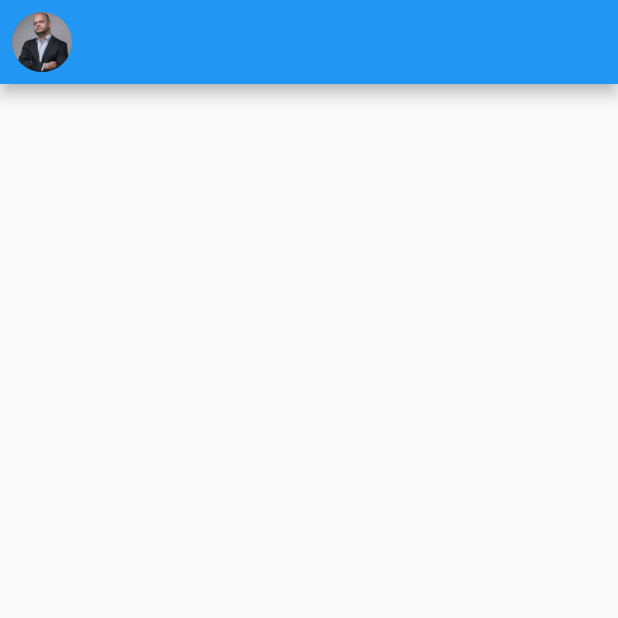
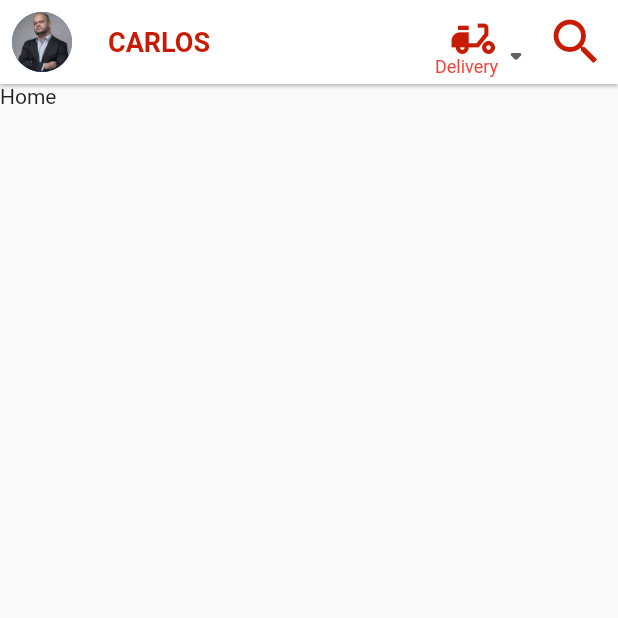
Before and after one commit to CarlosMeyer2021/app_habibs_clone, a Flutter app: the screen it shows after launch, on a phone screen of 412 x 824 dp, the top half of it. Run offline on Flutter 3.47's test engine with Material 2 defaults, Android fonts, the phone set to English and light mode, and no system bars.

Commit message:
App_habibs_clone_v0.0.1

```diff
--- a/lib/main.dart
+++ b/lib/main.dart
@@ -1,27 +1,159 @@
 import 'package:flutter/material.dart';
+
+import 'pages/home.dart';
 
 void main() {
   runApp(const MyApp());
 }
 
-class MyApp extends StatelessWidget {
+class MyApp extends StatefulWidget {
   const MyApp({super.key});
 
-  // This widget is the root of your application.
+  @override
+  State<MyApp> createState() => _MyAppState();
+}
+
+List nomeUsuario = ['Carlos'];
+//List labelEntrega = ['delivery', 'retira', 'vaga'];
+String? escolherEntrega = 'Delivery';
+//final
+
+class _MyAppState extends State<MyApp> {
   @override
   Widget build(BuildContext context) => MaterialApp(
+        debugShowCheckedModeBanner: false,
         home: Scaffold(
           appBar: AppBar(
+            elevation: 1,
+            backgroundColor: Colors.white,
             leading: IconButton(
               onPressed: () {},
-            icon: Container(width: 40,
+              icon: Container(
+                width: 40,
                 height: 40,
                 decoration: const BoxDecoration(shape: BoxShape.circle),
                 child: const CircleAvatar(
                   backgroundImage: AssetImage('assets/images/eu.jpg'),
-                  ))),
                 ),
               ),
-
+            ),
+            title: const Text(
+              'CARLOS',
+              style: TextStyle(
+                  fontSize: 18,
+                  color: Color(0xFFC71B04),
+                  fontWeight: FontWeight.bold),
+            ),
+            actions: [
+              SizedBox(
+                height: 700,
+                child: Column(
+                  crossAxisAlignment: CrossAxisAlignment.start,
+                  mainAxisAlignment: MainAxisAlignment.start,
+                  children: [
+                    Expanded(
+                      flex: 1,
+                      child: IconButton(
+                        alignment: Alignment.topLeft,
+                        iconSize: 35,
+                        color: const Color(0xFFC71B04),
+                        onPressed: () {},
+                        icon: const Icon(Icons.delivery_dining),
+                      ),
+                    ),
+                    Expanded(
+                      flex: 2,
+                      child: Center(
+                        child: DropdownButton(
+                            onTap: () {
+                              showModalBottomSheet(
+                                  context: context,
+                                  builder: (context) {
+                                    return const SizedBox(
+                                      height: 200,
+                                      child: Text('showModalBottomSheet'),
+                                    );
+                                  });
+                            },
+                            icon: const Icon(Icons.arrow_drop_down_rounded),
+                            underline: const SizedBox(),
+                            alignment: Alignment.bottomCenter,
+                            items: <String>[
+                              'Delivery',
+                              'Retira',
+                              'Vaga'
+                            ].map<DropdownMenuItem<String>>((String myValue) {
+                              return DropdownMenuItem<String>(
+                                value: myValue,
+                                child: Text(
+                                  myValue,
+                                  style: const TextStyle(
+                                      fontSize: 12,
+                                      height: 3,
+                                      color: Colors.red),
+                                ),
+                              );
+                            }).toList(),
+                            value: escolherEntrega,
+                            onChanged: (valueIn) {
+                              setState(() {
+                                escolherEntrega = valueIn;
+                              });
+                            }),
+                      ),
+                    ),
+                  ],
+                ),
+              ),
+              IconButton(
+                iconSize: 40,
+                color: const Color(0xFFC71B04),
+                onPressed: () {},
+                icon: const Icon(Icons.search),
+              ),
+            ],
+          ),
+          body: const Home(),
+        ),
       );
 }
+
+void escolheSetorDeEntrega() {
+  if (escolherEntrega == 'Delivery') {
+    IconButton(
+      alignment: Alignment.topLeft,
+      iconSize: 40,
+      color: const Color(0xFFC71B04),
+      onPressed: () {},
+      icon: const Icon(Icons.delivery_dining),
+    );
+  } else if (escolherEntrega == 'Retira') {
+    IconButton(
+      alignment: Alignment.topLeft,
+      iconSize: 40,
+      color: const Color(0xFFC71B04),
+      onPressed: () {},
+      icon: const Icon(Icons.cabin),
+    );
+  }
+  if (escolherEntrega == 'Vaga') {
+    IconButton(
+      alignment: Alignment.topLeft,
+      iconSize: 40,
+      color: const Color(0xFFC71B04),
+      onPressed: () {},
+      icon: const Icon(Icons.drive_eta),
+    );
+  }
+}
+
+// void escolheSetorDeEntrega() {
+//   String retorno;
+//   if (labelEntrega[0]) {
+//     retorno = 'delivery';
+//   } else if (labelEntrega[1]) {
+//     retorno = 'retira';
+//   } else if (labelEntrega[2]) {
+//     retorno = 'vaga';
+//   }
+// }
--- /dev/null
+++ b/lib/pages/home.dart
@@ -0,0 +1,19 @@
+import 'package:flutter/material.dart';
+
+class Home extends StatefulWidget {
+  const Home({super.key});
+
+  @override
+  State<Home> createState() => _HomeState();
+}
+
+class _HomeState extends State<Home> {
+  @override
+  Widget build(BuildContext context) {
+    return  SizedBox(
+      width: MediaQuery.of(context).size.width,
+      height: MediaQuery.of(context).size.height * 60,
+      child: const Text('Home'),
+    );
+  }
+}
```
Also changed, not shown: pubspec.yaml (+11 -7 lines), assets/images/delivery.png (added), assets/images/retira.png (added), assets/images/splash_.png (deleted), assets/images/vaga.png (added), pubspec.lock, 24 other files. Lines whose indentation alone changed are shown as unchanged.
